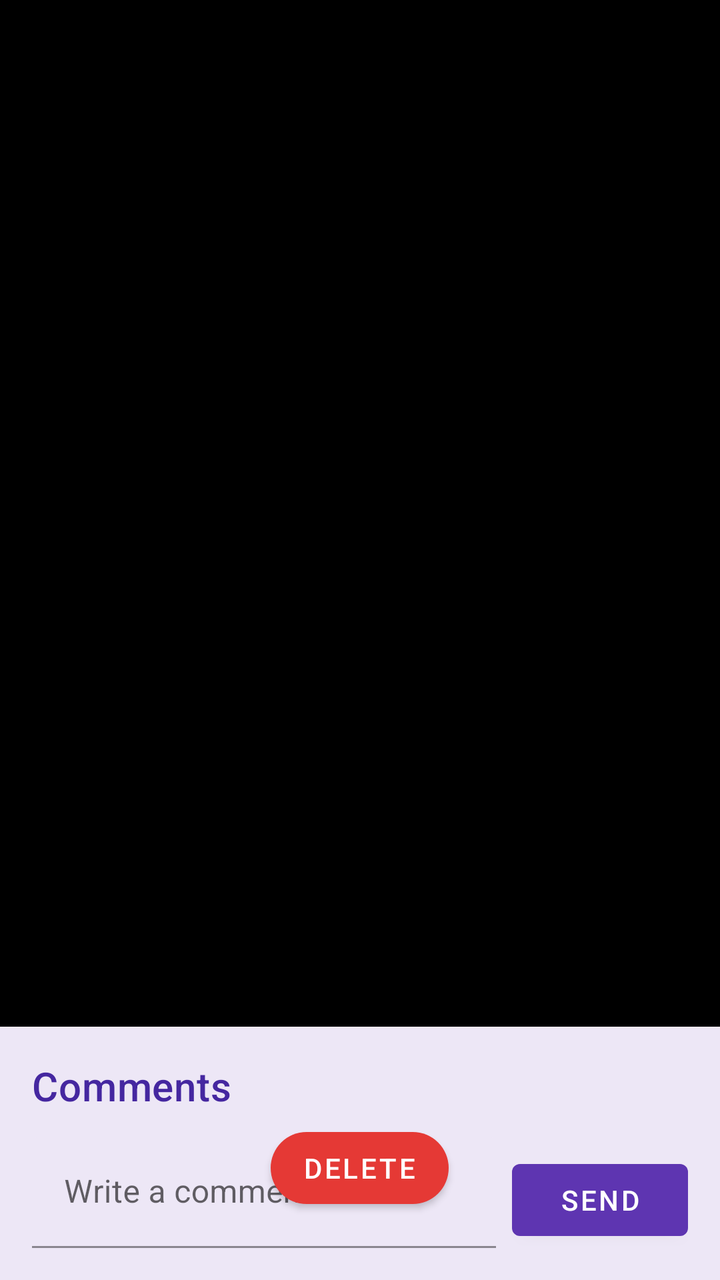
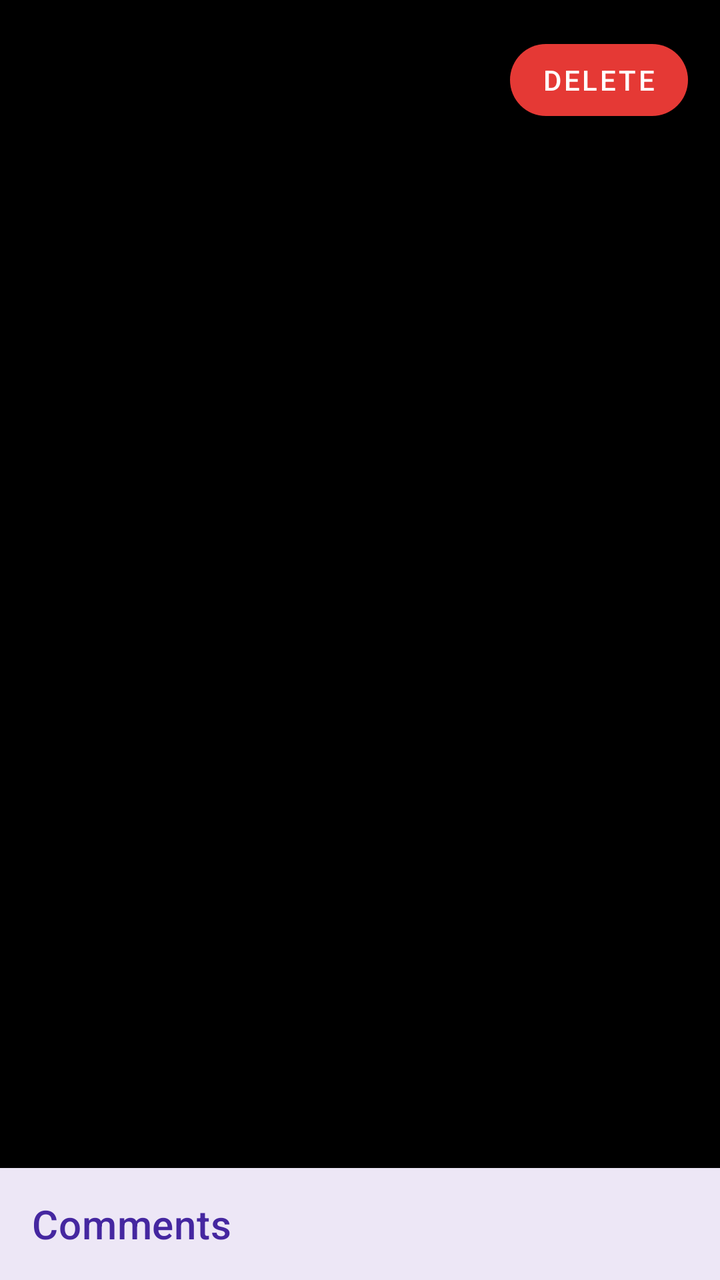

Compare the two renders of this Android layout. The source of the first and the diff that turns it into the second are given below.
<!-- AndroidManifest.xml: application theme Theme.ZohaBehi -->
<!-- res/layout/activity_viewer.xml -->
<?xml version="1.0" encoding="utf-8"?>
<androidx.coordinatorlayout.widget.CoordinatorLayout xmlns:android="http://schemas.android.com/apk/res/android"
    xmlns:app="http://schemas.android.com/apk/res-auto"
    android:layout_width="match_parent"
    android:layout_height="match_parent"
    android:background="@color/viewer_bg">

    <ImageView
        android:id="@+id/image"
        android:layout_width="match_parent"
        android:layout_height="match_parent"
        android:contentDescription="@string/app_name"
        android:scaleType="fitCenter"
        app:layout_behavior="@string/appbar_scrolling_view_behavior" />

    <ProgressBar
        android:id="@+id/progress"
        android:layout_width="wrap_content"
        android:layout_height="wrap_content"
        android:layout_gravity="center" />

    <LinearLayout
        android:id="@+id/bottomSheet"
        android:layout_width="match_parent"
        android:layout_height="wrap_content"
        android:background="@color/cover_bg"
        android:orientation="vertical"
        android:padding="16dp"
        app:layout_behavior="com.google.android.material.bottomsheet.BottomSheetBehavior">

        <TextView
            android:id="@+id/commentsTitle"
            android:layout_width="match_parent"
            android:layout_height="wrap_content"
            android:text="@string/comments"
            android:textAppearance="?attr/textAppearanceHeadline6"
            android:textColor="@color/primary_dark" />

        <androidx.recyclerview.widget.RecyclerView
            android:id="@+id/commentsRecycler"
            android:layout_width="match_parent"
            android:layout_height="0dp"
            android:layout_weight="1"
            android:maxHeight="300dp"
            android:nestedScrollingEnabled="true" />

        <LinearLayout
            android:layout_width="match_parent"
            android:layout_height="wrap_content"
            android:layout_marginTop="12dp"
            android:orientation="horizontal">

            <com.google.android.material.textfield.TextInputLayout
                android:layout_width="0dp"
                android:layout_height="wrap_content"
                android:layout_weight="1"
                android:hint="@string/comment_hint"
                app:boxBackgroundMode="filled"
                app:boxBackgroundColor="@color/cover_bg">

                <com.google.android.material.textfield.TextInputEditText
                    android:id="@+id/commentInput"
                    android:layout_width="match_parent"
                    android:layout_height="wrap_content"
                    android:inputType="textMultiLine"
                    android:maxLines="3" />
            </com.google.android.material.textfield.TextInputLayout>

            <com.google.android.material.button.MaterialButton
                android:id="@+id/btnSendComment"
                android:layout_width="wrap_content"
                android:layout_height="wrap_content"
                android:layout_marginStart="8dp"
                android:layout_gravity="bottom"
                android:icon="@drawable/ic_send"
                android:text="@string/send"
                app:iconGravity="textStart" />
        </LinearLayout>
    </LinearLayout>

    <com.google.android.material.button.MaterialButton
        android:id="@+id/btnDelete"
        android:layout_width="wrap_content"
        android:layout_height="wrap_content"
        android:layout_gravity="bottom|center_horizontal"
        android:layout_marginBottom="32dp"
        android:text="@string/delete"
        android:textColor="@android:color/white"
        app:backgroundTint="@color/danger"
        app:cornerRadius="24dp" />

</androidx.coordinatorlayout.widget.CoordinatorLayout>
<!-- resources referenced by this layout -->
<resources>
  <color name="cover_bg">#EDE7F6</color>
  <color name="danger">#E53935</color>
  <color name="primary_dark">#4527A0</color>
  <color name="viewer_bg">#000000</color>
  <!-- drawable ic_send (drawable) -->
  <vector xmlns:android="http://schemas.android.com/apk/res/android"
      android:width="24dp"
      android:height="24dp"
      android:viewportWidth="24"
      android:viewportHeight="24">
    <path
        android:fillColor="?attr/colorOnPrimary"
        android:pathData="M2.01,21L23,12 2.01,3 2,10l15,2 -15,2z"/>
  </vector>
  <string name="app_name">Zoha&amp;Behi</string>
  <string name="comment_hint">Write a comment…</string>
  <string name="comments">Comments</string>
  <string name="delete">Delete</string>
  <string name="send">Send</string>
  <style name="Theme.ZohaBehi" parent="Theme.MaterialComponents.DayNight.DarkActionBar">
          <item name="colorPrimary">@color/primary</item>
          <item name="colorPrimaryVariant">@color/primary_dark</item>
          <item name="colorOnPrimary">@android:color/white</item>
          <item name="colorSecondary">@color/accent</item>
          <item name="colorSecondaryVariant">@color/accent</item>
          <item name="colorOnSecondary">@android:color/black</item>
          <item name="android:statusBarColor">@color/primary_dark</item>
          <item name="alertDialogTheme">@style/ThemeOverlay.Behi.AlertDialog</item>
          <item name="materialAlertDialogTheme">@style/ThemeOverlay.Behi.AlertDialog</item>
      </style>
  <color name="primary">#5E35B1</color>
  <color name="accent">#FF8A65</color>
  <style name="ThemeOverlay.Behi.AlertDialog" parent="ThemeOverlay.MaterialComponents.Dialog.Alert">
          <item name="colorPrimary">@color/dialog_button</item>
      </style>
  <color name="dialog_button">#7E57C2</color>
</resources>

<!-- the commit's change to res/layout/activity_viewer.xml (unified diff, before → after) -->
@@ -10,8 +10,7 @@
         android:layout_width="match_parent"
         android:layout_height="match_parent"
         android:contentDescription="@string/app_name"
-        android:scaleType="fitCenter"
-        app:layout_behavior="@string/appbar_scrolling_view_behavior" />
+        android:scaleType="fitCenter" />
 
     <ProgressBar
         android:id="@+id/progress"
@@ -19,74 +18,115 @@
         android:layout_height="wrap_content"
         android:layout_gravity="center" />
 
+    
+    <com.google.android.material.button.MaterialButton
+        android:id="@+id/btnDelete"
+        android:layout_width="wrap_content"
+        android:layout_height="wrap_content"
+        android:layout_gravity="top|end"
+        android:layout_margin="16dp"
+        android:text="@string/delete"
+        android:textColor="@android:color/white"
+        app:backgroundTint="@color/danger"
+        app:cornerRadius="24dp" />
+
     <LinearLayout
         android:id="@+id/bottomSheet"
         android:layout_width="match_parent"
         android:layout_height="wrap_content"
         android:background="@color/cover_bg"
         android:orientation="vertical"
-        android:padding="16dp"
+        app:behavior_hideable="false"
+        app:behavior_peekHeight="56dp"
         app:layout_behavior="com.google.android.material.bottomsheet.BottomSheetBehavior">
 
-        <TextView
-            android:id="@+id/commentsTitle"
+        
+        <LinearLayout
+            android:id="@+id/commentsHeader"
             android:layout_width="match_parent"
-            android:layout_height="wrap_content"
-            android:text="@string/comments"
-            android:textAppearance="?attr/textAppearanceHeadline6"
-            android:textColor="@color/primary_dark" />
+            android:layout_height="56dp"
+            android:clickable="true"
+            android:focusable="true"
+            android:gravity="center_vertical"
+            android:orientation="horizontal"
+            android:paddingStart="16dp"
+            android:paddingEnd="16dp">
 
-        <androidx.recyclerview.widget.RecyclerView
-            android:id="@+id/commentsRecycler"
-            android:layout_width="match_parent"
-            android:layout_height="0dp"
-            android:layout_weight="1"
-            android:maxHeight="300dp"
-            android:nestedScrollingEnabled="true" />
+            <TextView
+                android:id="@+id/commentsTitle"
+                android:layout_width="0dp"
+                android:layout_height="wrap_content"
+                android:layout_weight="1"
+                android:text="@string/comments"
+                android:textAppearance="?attr/textAppearanceHeadline6"
+                android:textColor="@color/primary_dark" />
+        </LinearLayout>
 
         <LinearLayout
             android:layout_width="match_parent"
             android:layout_height="wrap_content"
-            android:layout_marginTop="12dp"
-            android:orientation="horizontal">
+            android:orientation="vertical"
+            android:paddingStart="16dp"
+            android:paddingEnd="16dp"
+            android:paddingBottom="16dp">
 
-            <com.google.android.material.textfield.TextInputLayout
-                android:layout_width="0dp"
+            <FrameLayout
+                android:layout_width="match_parent"
+                android:layout_height="180dp">
+
+                <androidx.recyclerview.widget.RecyclerView
+                    android:id="@+id/commentsRecycler"
+                    android:layout_width="match_parent"
+                    android:layout_height="match_parent"
+                    android:nestedScrollingEnabled="true" />
+
+                <TextView
+                    android:id="@+id/commentsEmpty"
+                    android:layout_width="wrap_content"
+                    android:layout_height="wrap_content"
+                    android:layout_gravity="center"
+                    android:text="@string/comments_empty"
+                    android:textColor="@color/primary"
+                    android:visibility="gone" />
+            </FrameLayout>
+
+            <LinearLayout
+                android:layout_width="match_parent"
                 android:layout_height="wrap_content"
-                android:layout_weight="1"
-                android:hint="@string/comment_hint"
-                app:boxBackgroundMode="filled"
-                app:boxBackgroundColor="@color/cover_bg">
+                android:layout_marginTop="12dp"
+                android:orientation="horizontal">
 
-                <com.google.android.material.textfield.TextInputEditText
-                    android:id="@+id/commentInput"
-                    android:layout_width="match_parent"
+                <com.google.android.material.textfield.TextInputLayout
+                    android:layout_width="0dp"
                     android:layout_height="wrap_content"
-                    android:inputType="textMultiLine"
-                    android:maxLines="3" />
-            </com.google.android.material.textfield.TextInputLayout>
+                    android:layout_weight="1"
+                    android:hint="@string/comment_hint"
+                    android:textColorHint="@color/primary"
+                    app:boxBackgroundColor="@color/selected_bg"
+                    app:boxBackgroundMode="filled"
+                    app:hintTextColor="@color/primary_dark">
 
-            <com.google.android.material.button.MaterialButton
-                android:id="@+id/btnSendComment"
-                android:layout_width="wrap_content"
-                android:layout_height="wrap_content"
-                android:layout_marginStart="8dp"
-                android:layout_gravity="bottom"
-                android:icon="@drawable/ic_send"
-                android:text="@string/send"
-                app:iconGravity="textStart" />
+                    
+                    <com.google.android.material.textfield.TextInputEditText
+                        android:id="@+id/commentInput"
+                        android:layout_width="match_parent"
+                        android:layout_height="wrap_content"
+                        android:inputType="textMultiLine|textCapSentences"
+                        android:maxLines="3"
+                        android:textColor="@color/primary_dark" />
+                </com.google.android.material.textfield.TextInputLayout>
+
+                <com.google.android.material.button.MaterialButton
+                    android:id="@+id/btnSendComment"
+                    android:layout_width="wrap_content"
+                    android:layout_height="wrap_content"
+                    android:layout_gravity="bottom"
+                    android:layout_marginStart="8dp"
+                    android:text="@string/send"
+                    app:icon="@drawable/ic_send"
+                    app:iconGravity="textStart" />
+            </LinearLayout>
         </LinearLayout>
     </LinearLayout>
 
-    <com.google.android.material.button.MaterialButton
-        android:id="@+id/btnDelete"
-        android:layout_width="wrap_content"
-        android:layout_height="wrap_content"
-        android:layout_gravity="bottom|center_horizontal"
-        android:layout_marginBottom="32dp"
-        android:text="@string/delete"
-        android:textColor="@android:color/white"
-        app:backgroundTint="@color/danger"
-        app:cornerRadius="24dp" />
-
 </androidx.coordinatorlayout.widget.CoordinatorLayout>
<!-- resource entries referenced after the edit -->
@@ -2,7 +2,9 @@
 <resources>
   <color name="cover_bg">#EDE7F6</color>
   <color name="danger">#E53935</color>
+  <color name="primary">#5E35B1</color>
   <color name="primary_dark">#4527A0</color>
+  <color name="selected_bg">#E8DEF8</color>
   <color name="viewer_bg">#000000</color>
   <!-- drawable ic_send (drawable) -->
   <vector xmlns:android="http://schemas.android.com/apk/res/android"
@@ -17,6 +19,7 @@
   <string name="app_name">Zoha&amp;Behi</string>
   <string name="comment_hint">Write a comment…</string>
   <string name="comments">Comments</string>
+  <string name="comments_empty">No comments yet</string>
   <string name="delete">Delete</string>
   <string name="send">Send</string>
   <style name="Theme.ZohaBehi" parent="Theme.MaterialComponents.DayNight.DarkActionBar">
@@ -30,7 +33,6 @@
           <item name="alertDialogTheme">@style/ThemeOverlay.Behi.AlertDialog</item>
           <item name="materialAlertDialogTheme">@style/ThemeOverlay.Behi.AlertDialog</item>
       </style>
-  <color name="primary">#5E35B1</color>
   <color name="accent">#FF8A65</color>
   <style name="ThemeOverlay.Behi.AlertDialog" parent="ThemeOverlay.MaterialComponents.Dialog.Alert">
           <item name="colorPrimary">@color/dialog_button</item>
